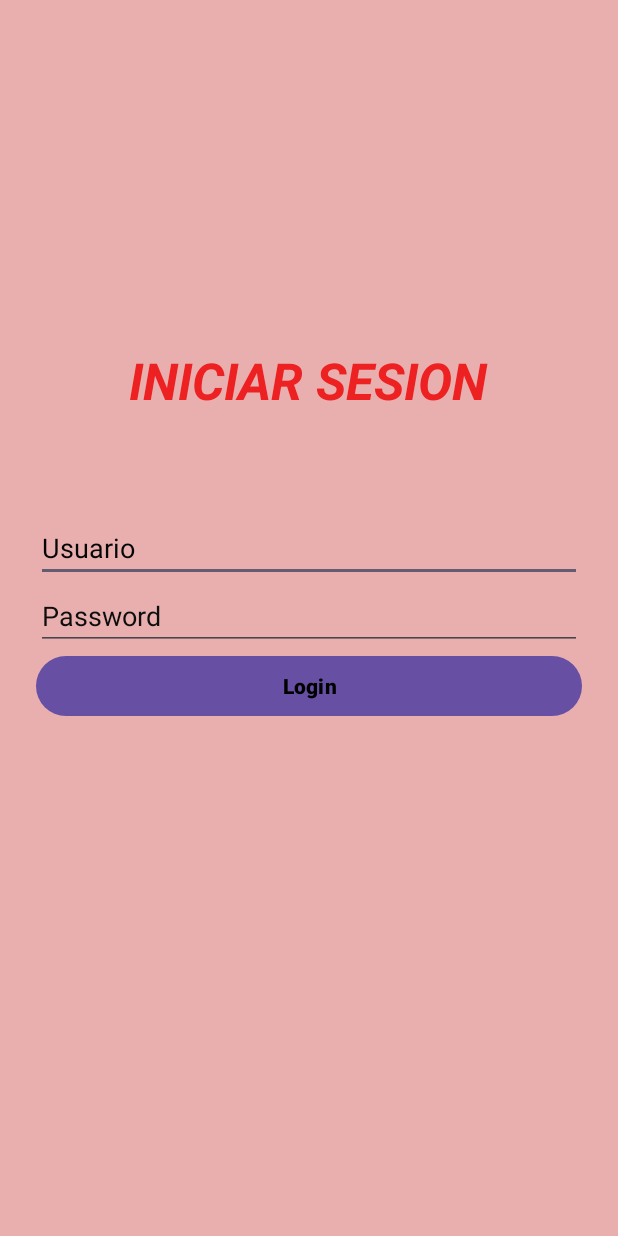
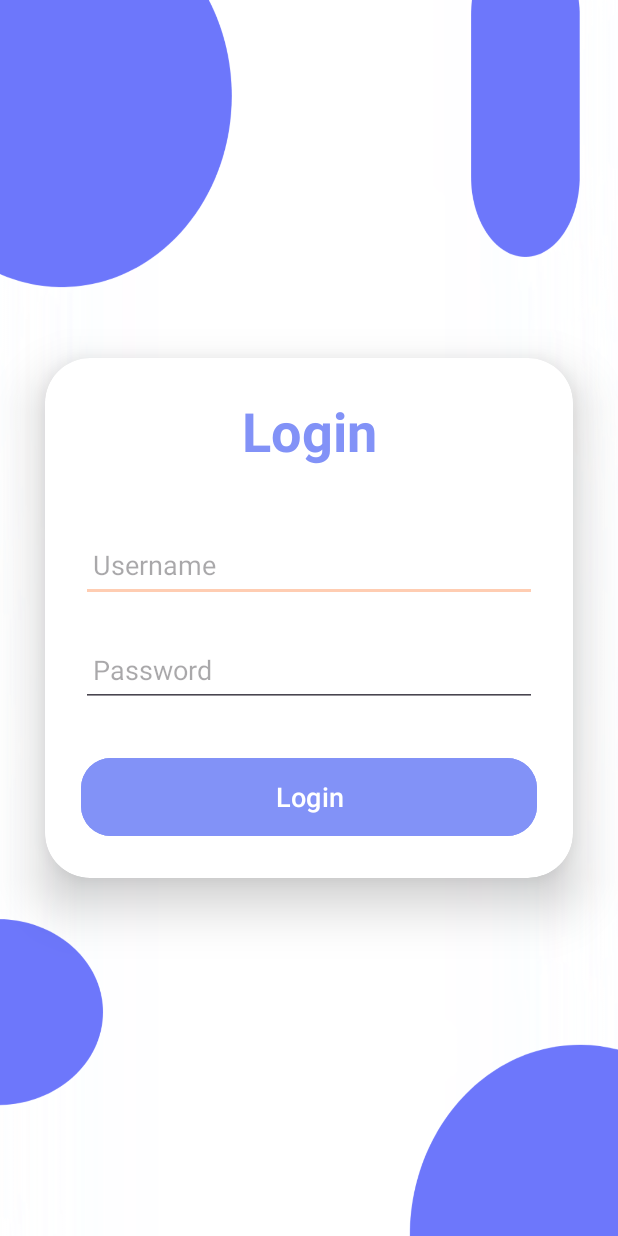
Before and after one commit to SebastianCG19/ProyectoFinalDAM, an Android app: the screen it shows after launch (MainActivity), on a phone screen of 412 x 824 dp. Run offline under Robolectric (Android 15) with nearby library versions, the phone set to English and light mode, and no system bars.

Commit message:
Ya corre el diseño con la app

```diff
--- a/app/build.gradle.kts
+++ b/app/build.gradle.kts
@@ -54,16 +54,14 @@ dependencies {
     androidTestImplementation(libs.androidx.espresso.core)
 
     implementation("androidx.room:room-runtime:$room_version")
+    annotationProcessor("androidx.room:room-compiler:$room_version")
+    kapt("androidx.room:room-compiler:$room_version")
+    implementation("androidx.room:room-ktx:$room_version")
+    implementation("androidx.room:room-guava:$room_version")
+    testImplementation("androidx.room:room-testing:$room_version")
+    implementation("androidx.room:room-paging:$room_version")
 
-    annotationProcessor("androidx.room:room-compiler:$room_version")
+    /*Para la biblioteca de Material Components*/
+    implementation("com.google.android.material:material:1.9.0")
 
-    kapt("androidx.room:room-compiler:$room_version")
-
-    implementation("androidx.room:room-ktx:$room_version")
-
-    implementation("androidx.room:room-guava:$room_version")
-
-    testImplementation("androidx.room:room-testing:$room_version")
-
-    implementation("androidx.room:room-paging:$room_version")
 }
--- a/app/src/main/java/com/example/proyectofinaldam/MainActivity.kt
+++ b/app/src/main/java/com/example/proyectofinaldam/MainActivity.kt
@@ -12,8 +12,6 @@ import com.example.proyectofinaldam.databinding.ActivityMainBinding
 class MainActivity : AppCompatActivity() {
     private lateinit var binding:ActivityMainBinding
     override fun onCreate(savedInstanceState: Bundle?) {
-
-
 
         super.onCreate(savedInstanceState)
         enableEdgeToEdge()
--- /dev/null
+++ b/app/src/main/res/drawable/baseline_lock_24.xml
@@ -0,0 +1,5 @@
+<vector xmlns:android="http://schemas.android.com/apk/res/android" android:height="24dp" android:tint="#8292f7" android:viewportHeight="24" android:viewportWidth="24" android:width="24dp">
+
+    <path android:fillColor="@android:color/white" android:pathData="M18,8h-1L17,6c0,-2.76 -2.24,-5 -5,-5S7,3.24 7,6v2L6,8c-1.1,0 -2,0.9 -2,2v10c0,1.1 0.9,2 2,2h12c1.1,0 2,-0.9 2,-2L20,10c0,-1.1 -0.9,-2 -2,-2zM12,17c-1.1,0 -2,-0.9 -2,-2s0.9,-2 2,-2 2,0.9 2,2 -0.9,2 -2,2zM15.1,8L8.9,8L8.9,6c0,-1.71 1.39,-3.1 3.1,-3.1 1.71,0 3.1,1.39 3.1,3.1v2z"/>
+
+</vector>
--- /dev/null
+++ b/app/src/main/res/drawable/baseline_person_24.xml
@@ -0,0 +1,5 @@
+<vector xmlns:android="http://schemas.android.com/apk/res/android" android:height="24dp" android:tint="#8292f7" android:viewportHeight="24" android:viewportWidth="24" android:width="24dp">
+
+    <path android:fillColor="@android:color/white" android:pathData="M12,12c2.21,0 4,-1.79 4,-4s-1.79,-4 -4,-4 -4,1.79 -4,4 1.79,4 4,4zM12,14c-2.67,0 -8,1.34 -8,4v2h16v-2c0,-2.66 -5.33,-4 -8,-4z"/>
+
+</vector>
--- /dev/null
+++ b/app/src/main/res/drawable/custom_edittext.xml
@@ -0,0 +1,12 @@
+<?xml version="1.0" encoding="utf-8"?>
+<shape xmlns:android="http://schemas.android.com/apk/res/android"
+    android:shape="rectangle">
+
+    <stroke
+        android:width="2dp"
+        android:color="#8292f7"/>
+
+    <corners
+        android:radius="30dp"/>
+
+</shape>
--- a/app/src/main/res/layout/activity_main.xml
+++ b/app/src/main/res/layout/activity_main.xml
@@ -1,68 +1,72 @@
 <?xml version="1.0" encoding="utf-8"?>
-<androidx.constraintlayout.widget.ConstraintLayout xmlns:android="http://schemas.android.com/apk/res/android"
+<LinearLayout
+    xmlns:android="http://schemas.android.com/apk/res/android"
     xmlns:app="http://schemas.android.com/apk/res-auto"
     xmlns:tools="http://schemas.android.com/tools"
     android:id="@+id/main"
     android:layout_width="match_parent"
     android:layout_height="match_parent"
-    android:background="#E9AFAF"
+    android:orientation="vertical"
+    android:gravity="center"
+    android:background="@drawable/loginbkg"
     tools:context=".MainActivity">
 
-    <LinearLayout
-        android:id="@+id/linearLayout"
-        android:layout_width="0dp"
+    <androidx.cardview.widget.CardView
+        android:layout_width="match_parent"
         android:layout_height="wrap_content"
-        android:layout_marginStart="24dp"
-        android:layout_marginEnd="24dp"
-        android:orientation="vertical"
-        app:layout_constraintBottom_toBottomOf="parent"
-        app:layout_constraintEnd_toEndOf="parent"
-        app:layout_constraintStart_toStartOf="parent"
-        app:layout_constraintTop_toTopOf="parent">
+        android:layout_margin="30dp"
+        app:cardCornerRadius="30dp"
+        app:cardElevation="20dp">
 
-        <EditText
-            android:id="@+id/etUser"
+        <LinearLayout
             android:layout_width="match_parent"
             android:layout_height="wrap_content"
-            android:ems="10"
-            android:hint="Usuario"
-            android:inputType="text"
-            android:textColorHint="#050505" />
+            android:orientation="vertical"
+            android:layout_gravity="center_horizontal"
+            android:padding="24dp">
 
-        <EditText
-            android:id="@+id/etPassword"
-            android:layout_width="match_parent"
-            android:layout_height="wrap_content"
-            android:ems="10"
-            android:hint="Password"
-            android:inputType="textPassword"
-            android:textColorHint="#0D0D0D" />
+            <TextView
+                android:layout_width="match_parent"
+                android:layout_height="wrap_content"
+                android:text="Login"
+                android:id="@+id/loginText"
+                android:textSize="36sp"
+                android:textAlignment="center"
+                android:textStyle="bold"
+                android:textColor="#8292f7"/>
 
-        <Button
-            android:id="@+id/btnLog"
-            android:layout_width="match_parent"
-            android:layout_height="wrap_content"
-            android:text="Login"
-            android:textAlignment="center"
-            android:textColor="#000000"
-            android:textStyle="bold" />
-    </LinearLayout>
+            <EditText
+                android:layout_width="match_parent"
+                android:layout_height="50dp"
+                android:id="@+id/etUser"
+                android:layout_marginTop="40dp"
+                android:padding="8dp"
+                android:hint="Username"
 
-    <TextView
-        android:id="@+id/textView"
-        android:layout_width="wrap_content"
-        android:layout_height="wrap_content"
-        android:layout_marginTop="164dp"
-        android:layout_weight="1"
-        android:text="INICIAR SESION"
-        android:textAlignment="center"
-        android:textColor="#ED2121"
-        android:textSize="34sp"
-        android:textStyle="bold|italic"
-        app:layout_constraintBottom_toTopOf="@+id/linearLayout"
-        app:layout_constraintEnd_toEndOf="parent"
-        app:layout_constraintHorizontal_bias="0.497"
-        app:layout_constraintStart_toStartOf="parent"
-        app:layout_constraintTop_toTopOf="parent" />
+                android:textColor="@color/black"
+                android:drawablePadding="8dp"/>
 
-</androidx.constraintlayout.widget.ConstraintLayout>
+            <EditText
+                android:layout_width="match_parent"
+                android:layout_height="50dp"
+                android:id="@+id/etPassword"
+                android:layout_marginTop="20dp"
+                android:inputType="textPassword"
+                android:padding="8dp"
+                android:hint="Password"
+
+                android:textColor="@color/black"
+                android:drawablePadding="8dp"/>
+
+            <Button
+                android:layout_width="match_parent"
+                android:layout_height="60dp"
+                android:text="Login"
+                android:id="@+id/btnLog"
+                android:textSize="18sp"
+                android:layout_marginTop="30dp"
+                android:backgroundTint="#8292f7"
+                app:cornerRadius="20dp"/>
+        </LinearLayout>
+    </androidx.cardview.widget.CardView>
+</LinearLayout>
--- a/app/src/main/res/values/colors.xml
+++ b/app/src/main/res/values/colors.xml
@@ -2,4 +2,10 @@
 <resources>
     <color name="black">#FF000000</color>
     <color name="white">#FFFFFFFF</color>
+
+    <!--Colores agregados-->
+    <color name="saltBox">#8292f7</color>
+    <color name="Romantic">#FFCDB2</color>
+    <color name="TonysPink">#E5989B</color>
+
 </resources>
--- a/app/src/main/res/values/themes.xml
+++ b/app/src/main/res/values/themes.xml
@@ -2,8 +2,23 @@
     <!-- Base application theme. -->
     <style name="Base.Theme.ProyectoFinalDAM" parent="Theme.Material3.DayNight.NoActionBar">
         <!-- Customize your light theme here. -->
-        <!-- <item name="colorPrimary">@color/my_light_primary</item> -->
+
+        <!-- Color principal de la aplicación -->
+        <item name="colorPrimary">@color/saltBox</item>
+        <item name="colorOnPrimary">@color/white</item>
+
+        <!-- Color secundario -->
+        <item name="colorSecondary">@color/Romantic</item>
+        <item name="colorOnSecondary">@color/black</item>
+
+        <!-- Color terciario -->
+        <item name="colorTertiary">@color/TonysPink</item>
+        <item name="colorOnTertiary">@color/black</item>
+
+        <!-- Otros atributos del tema (opcional) -->
+        <item name="android:statusBarColor">@color/saltBox</item>
+        <item name="android:navigationBarColor">@color/saltBox</item>
     </style>
 
-    <style name="Theme.ProyectoFinalDAM" parent="Base.Theme.ProyectoFinalDAM" />
+    <style name="Theme.ProyectoFinalDAM" parent="Base.Theme.ProyectoFinalDAM"/>
 </resources>
```
Also changed, not shown: app/src/main/res/drawable/loginbkg.png (added).
